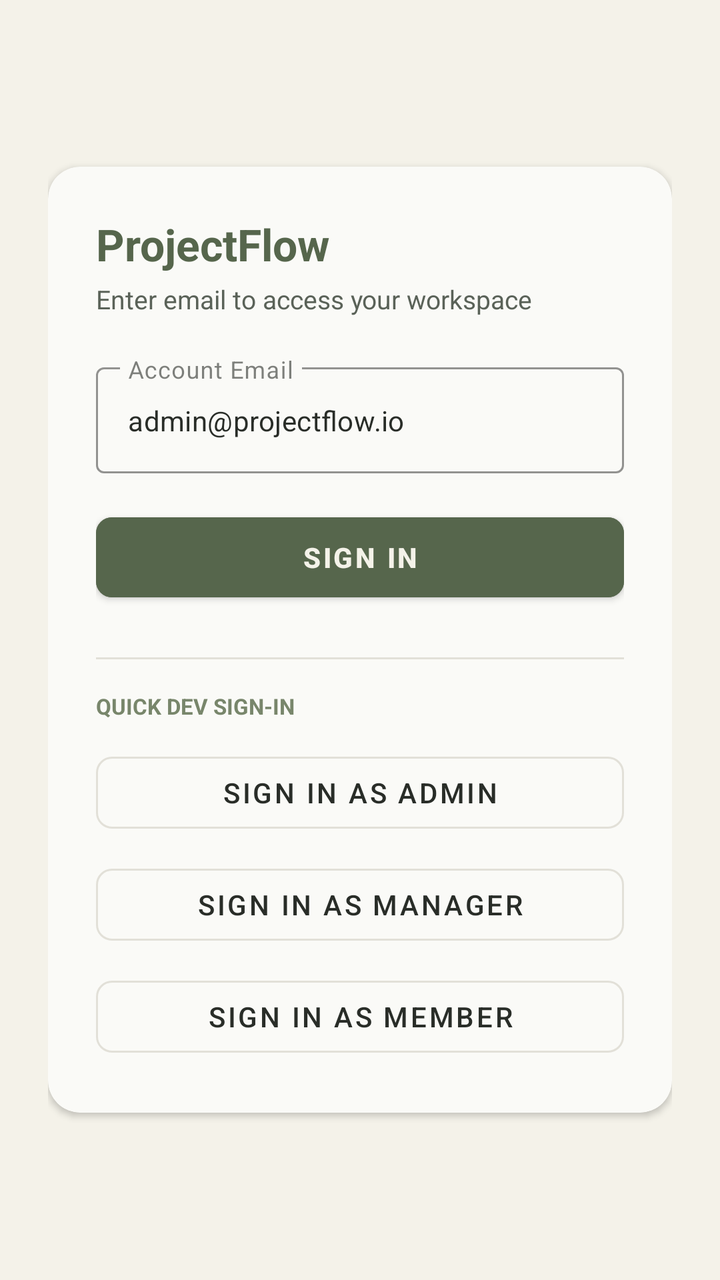
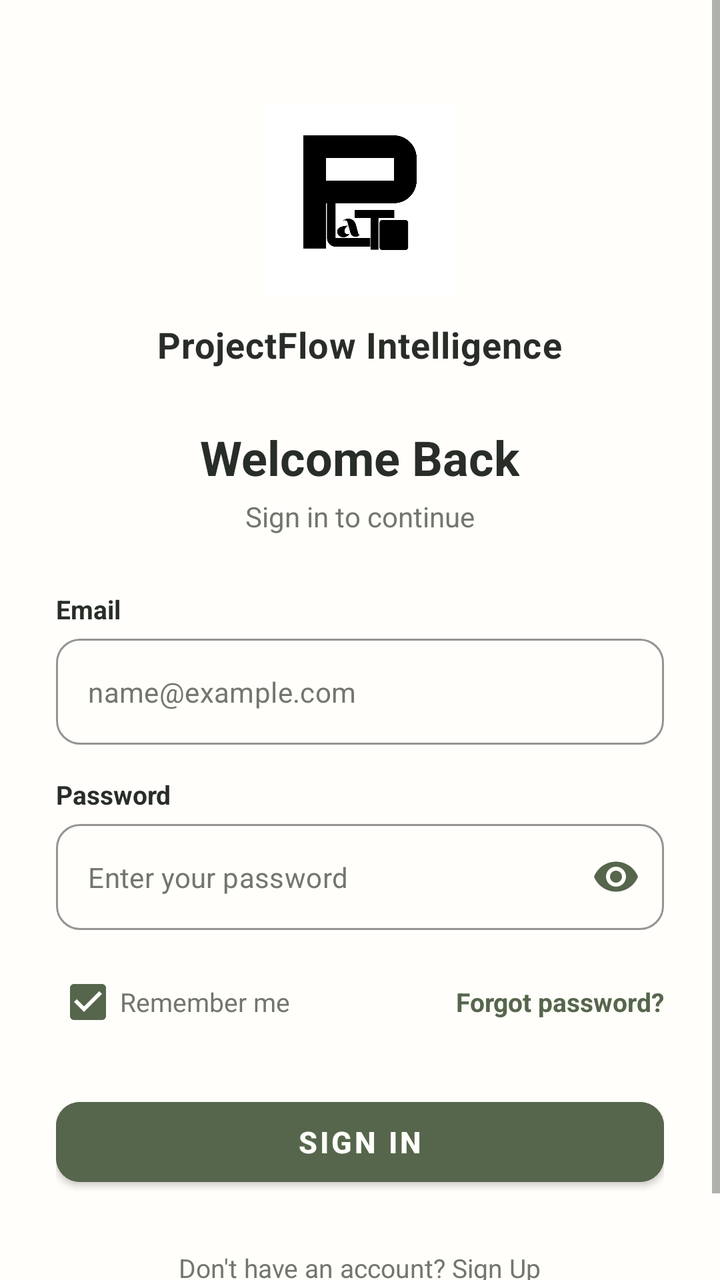

An Android layout rendered at two revisions. The XML below is the earlier revision; the diff shows what the commit changed to produce the second picture.
<!-- AndroidManifest.xml: application theme Theme.ProjectFlow -->
<!-- res/layout/activity_login.xml -->
<?xml version="1.0" encoding="utf-8"?>
<ScrollView xmlns:android="http://schemas.android.com/apk/res/android"
    xmlns:app="http://schemas.android.com/apk/res-auto"
    android:layout_width="match_parent"
    android:layout_height="match_parent"
    android:background="@color/limestone_ivory"
    android:fillViewport="true">

    <LinearLayout
        android:layout_width="match_parent"
        android:layout_height="wrap_content"
        android:gravity="center"
        android:orientation="vertical"
        android:padding="24dp">

        <androidx.cardview.widget.CardView
            android:layout_width="match_parent"
            android:layout_height="wrap_content"
            app:cardBackgroundColor="@color/warm_white"
            app:cardCornerRadius="16dp"
            app:cardElevation="2dp">

            <LinearLayout
                android:layout_width="match_parent"
                android:layout_height="wrap_content"
                android:orientation="vertical"
                android:padding="24dp">

                <TextView
                    android:layout_width="wrap_content"
                    android:layout_height="wrap_content"
                    android:text="@string/app_name"
                    android:textColor="@color/deep_sage"
                    android:textSize="22sp"
                    android:textStyle="bold" />

                <TextView
                    android:layout_width="wrap_content"
                    android:layout_height="wrap_content"
                    android:layout_marginTop="4dp"
                    android:text="@string/login_desc"
                    android:textColor="@color/muted_slate"
                    android:textSize="13sp" />

                <com.google.android.material.textfield.TextInputLayout
                    android:id="@+id/emailInputLayout"
                    style="@style/Widget.MaterialComponents.TextInputLayout.OutlinedBox"
                    android:layout_width="match_parent"
                    android:layout_height="wrap_content"
                    android:layout_marginTop="20dp"
                    android:hint="Account Email"
                    app:boxStrokeColor="@color/deep_sage"
                    app:hintTextColor="@color/deep_sage">

                    <com.google.android.material.textfield.TextInputEditText
                        android:id="@+id/emailEditText"
                        android:layout_width="match_parent"
                        android:layout_height="wrap_content"
                        android:inputType="textEmailAddress"
                        android:text="admin@projectflow.io"
                        android:textColor="@color/charcoal"
                        android:textSize="14sp" />
                </com.google.android.material.textfield.TextInputLayout>

                <Button
                    android:id="@+id/btnSignIn"
                    android:layout_width="match_parent"
                    android:layout_height="52dp"
                    android:layout_marginTop="16dp"
                    android:backgroundTint="@color/deep_sage"
                    android:text="@string/sign_in"
                    android:textColor="@color/limestone_ivory"
                    android:textStyle="bold"
                    app:cornerRadius="8dp" />

                <View
                    android:layout_width="match_parent"
                    android:layout_height="1dp"
                    android:layout_marginTop="24dp"
                    android:layout_marginBottom="16dp"
                    android:background="@color/stone_border" />

                <TextView
                    android:layout_width="wrap_content"
                    android:layout_height="wrap_content"
                    android:text="QUICK DEV SIGN-IN"
                    android:textColor="@color/mineral_sage"
                    android:textSize="11sp"
                    android:textStyle="bold" />

                <Button
                    android:id="@+id/btnQuickAdmin"
                    style="@style/Widget.MaterialComponents.Button.OutlinedButton"
                    android:layout_width="match_parent"
                    android:layout_height="48dp"
                    android:layout_marginTop="12dp"
                    android:text="@string/quick_admin"
                    android:textColor="@color/charcoal"
                    app:cornerRadius="8dp"
                    app:strokeColor="@color/stone_border" />

                <Button
                    android:id="@+id/btnQuickManager"
                    style="@style/Widget.MaterialComponents.Button.OutlinedButton"
                    android:layout_width="match_parent"
                    android:layout_height="48dp"
                    android:layout_marginTop="8dp"
                    android:text="@string/quick_manager"
                    android:textColor="@color/charcoal"
                    app:cornerRadius="8dp"
                    app:strokeColor="@color/stone_border" />

                <Button
                    android:id="@+id/btnQuickMember"
                    style="@style/Widget.MaterialComponents.Button.OutlinedButton"
                    android:layout_width="match_parent"
                    android:layout_height="48dp"
                    android:layout_marginTop="8dp"
                    android:text="@string/quick_member"
                    android:textColor="@color/charcoal"
                    app:cornerRadius="8dp"
                    app:strokeColor="@color/stone_border" />
            </LinearLayout>
        </androidx.cardview.widget.CardView>
    </LinearLayout>
</ScrollView>
<!-- resources referenced by this layout -->
<resources>
  <color name="charcoal">#292D28</color>
  <color name="deep_sage">#56664C</color>
  <color name="limestone_ivory">#F4F2E9</color>
  <color name="mineral_sage">#78866B</color>
  <color name="muted_slate">#5A6258</color>
  <color name="stone_border">#E2E0D8</color>
  <color name="warm_white">#FAFAF7</color>
  <string name="app_name">ProjectFlow</string>
  <string name="login_desc">Enter email to access your workspace</string>
  <string name="quick_admin">Sign In as Admin</string>
  <string name="quick_manager">Sign In as Manager</string>
  <string name="quick_member">Sign In as Member</string>
  <string name="sign_in">Sign In</string>
  <style name="Theme.ProjectFlow" parent="Theme.MaterialComponents.DayNight.NoActionBar">
          
          <item name="colorPrimary">@color/deep_sage</item>
          <item name="colorPrimaryVariant">@color/deep_sage_dark</item>
          <item name="colorOnPrimary">@color/limestone_ivory</item>
  
          
          <item name="colorSecondary">@color/mineral_sage</item>
          <item name="colorSecondaryVariant">@color/mineral_sage</item>
          <item name="colorOnSecondary">@color/warm_white</item>
  
          
          <item name="android:statusBarColor">@color/warm_white</item>
          <item name="android:windowLightStatusBar">true</item>
  
          
          <item name="android:windowBackground">@color/limestone_ivory</item>
          <item name="colorSurface">@color/warm_white</item>
          <item name="colorOnSurface">@color/charcoal</item>
      </style>
  <color name="deep_sage_dark">#485640</color>
</resources>

<!-- the commit's change to res/layout/activity_login.xml (unified diff, before → after) -->
@@ -3,124 +3,201 @@
     xmlns:app="http://schemas.android.com/apk/res-auto"
     android:layout_width="match_parent"
     android:layout_height="match_parent"
-    android:background="@color/limestone_ivory"
+    android:background="@color/chalk_white"
     android:fillViewport="true">
 
     <LinearLayout
         android:layout_width="match_parent"
         android:layout_height="wrap_content"
-        android:gravity="center"
+        android:gravity="center_horizontal"
         android:orientation="vertical"
-        android:padding="24dp">
-
-        <androidx.cardview.widget.CardView
+        android:padding="28dp">
+
+        
+        <ImageView
+            android:id="@+id/ivLoginLogo"
+            android:layout_width="96dp"
+            android:layout_height="96dp"
+            android:layout_marginTop="24dp"
+            android:contentDescription="@string/brand_name"
+            android:src="@drawable/logo" />
+
+        <TextView
+            android:layout_width="wrap_content"
+            android:layout_height="wrap_content"
+            android:layout_marginTop="12dp"
+            android:letterSpacing="0.02"
+            android:text="@string/brand_name"
+            android:textColor="@color/charcoal"
+            android:textSize="18sp"
+            android:textStyle="bold" />
+
+        <TextView
+            android:layout_width="wrap_content"
+            android:layout_height="wrap_content"
+            android:layout_marginTop="28dp"
+            android:text="@string/welcome_back"
+            android:textColor="@color/charcoal"
+            android:textSize="24sp"
+            android:textStyle="bold" />
+
+        <TextView
+            android:layout_width="wrap_content"
+            android:layout_height="wrap_content"
+            android:layout_marginTop="4dp"
+            android:text="@string/sign_in_to_continue"
+            android:textColor="@color/stone_grey"
+            android:textSize="14sp" />
+
+        
+        <LinearLayout
             android:layout_width="match_parent"
             android:layout_height="wrap_content"
-            app:cardBackgroundColor="@color/warm_white"
-            app:cardCornerRadius="16dp"
-            app:cardElevation="2dp">
-
-            <LinearLayout
-                android:layout_width="match_parent"
-                android:layout_height="wrap_content"
-                android:orientation="vertical"
-                android:padding="24dp">
+            android:layout_marginTop="28dp"
+            android:orientation="vertical">
+
+            <TextView
+                android:layout_width="wrap_content"
+                android:layout_height="wrap_content"
+                android:text="Email"
+                android:textColor="@color/charcoal"
+                android:textSize="13sp"
+                android:textStyle="bold" />
+
+            <com.google.android.material.textfield.TextInputLayout
+                android:id="@+id/emailInputLayout"
+                style="@style/Widget.MaterialComponents.TextInputLayout.OutlinedBox"
+                android:layout_width="match_parent"
+                android:layout_height="wrap_content"
+                android:layout_marginTop="6dp"
+                app:boxCornerRadiusBottomEnd="12dp"
+                app:boxCornerRadiusBottomStart="12dp"
+                app:boxCornerRadiusTopEnd="12dp"
+                app:boxCornerRadiusTopStart="12dp"
+                app:boxStrokeColor="@color/deep_sage"
+                app:hintEnabled="false">
+
+                <com.google.android.material.textfield.TextInputEditText
+                    android:id="@+id/emailEditText"
+                    android:layout_width="match_parent"
+                    android:layout_height="wrap_content"
+                    android:hint="@string/email_hint"
+                    android:inputType="textEmailAddress"
+                    android:textColor="@color/charcoal"
+                    android:textColorHint="@color/stone_grey"
+                    android:textSize="14sp" />
+            </com.google.android.material.textfield.TextInputLayout>
+
+            <TextView
+                android:layout_width="wrap_content"
+                android:layout_height="wrap_content"
+                android:layout_marginTop="16dp"
+                android:text="Password"
+                android:textColor="@color/charcoal"
+                android:textSize="13sp"
+                android:textStyle="bold" />
+
+            <com.google.android.material.textfield.TextInputLayout
+                android:id="@+id/passwordInputLayout"
+                style="@style/Widget.MaterialComponents.TextInputLayout.OutlinedBox"
+                android:layout_width="match_parent"
+                android:layout_height="wrap_content"
+                android:layout_marginTop="6dp"
+                app:boxCornerRadiusBottomEnd="12dp"
+                app:boxCornerRadiusBottomStart="12dp"
+                app:boxCornerRadiusTopEnd="12dp"
+                app:boxCornerRadiusTopStart="12dp"
+                app:boxStrokeColor="@color/deep_sage"
+                app:hintEnabled="false"
+                app:passwordToggleEnabled="true"
+                app:passwordToggleTint="@color/deep_sage">
+
+                <com.google.android.material.textfield.TextInputEditText
+                    android:id="@+id/passwordEditText"
+                    android:layout_width="match_parent"
+                    android:layout_height="wrap_content"
+                    android:hint="@string/password_hint"
+                    android:inputType="textPassword"
+                    android:textColor="@color/charcoal"
+                    android:textColorHint="@color/stone_grey"
+                    android:textSize="14sp" />
+            </com.google.android.material.textfield.TextInputLayout>
+
+            
+            <RelativeLayout
+                android:layout_width="match_parent"
+                android:layout_height="wrap_content"
+                android:layout_marginTop="12dp">
+
+                <CheckBox
+                    android:id="@+id/cbRememberMe"
+                    android:layout_width="wrap_content"
+                    android:layout_height="wrap_content"
+                    android:layout_alignParentStart="true"
+                    android:buttonTint="@color/deep_sage"
+                    android:checked="true"
+                    android:text="@string/remember_me"
+                    android:textColor="@color/stone_grey"
+                    android:textSize="13sp" />
 
                 <TextView
+                    android:id="@+id/tvForgotPassword"
                     android:layout_width="wrap_content"
                     android:layout_height="wrap_content"
-                    android:text="@string/app_name"
+                    android:layout_alignParentEnd="true"
+                    android:layout_centerVertical="true"
+                    android:text="@string/forgot_password"
                     android:textColor="@color/deep_sage"
-                    android:textSize="22sp"
+                    android:textSize="13sp"
                     android:textStyle="bold" />
-
-                <TextView
-                    android:layout_width="wrap_content"
-                    android:layout_height="wrap_content"
-                    android:layout_marginTop="4dp"
-                    android:text="@string/login_desc"
-                    android:textColor="@color/muted_slate"
-                    android:textSize="13sp" />
-
-                <com.google.android.material.textfield.TextInputLayout
-                    android:id="@+id/emailInputLayout"
-                    style="@style/Widget.MaterialComponents.TextInputLayout.OutlinedBox"
-                    android:layout_width="match_parent"
-                    android:layout_height="wrap_content"
-                    android:layout_marginTop="20dp"
-                    android:hint="Account Email"
-                    app:boxStrokeColor="@color/deep_sage"
-                    app:hintTextColor="@color/deep_sage">
-
-                    <com.google.android.material.textfield.TextInputEditText
-                        android:id="@+id/emailEditText"
-                        android:layout_width="match_parent"
-                        android:layout_height="wrap_content"
-                        android:inputType="textEmailAddress"
-                        android:text="admin@projectflow.io"
-                        android:textColor="@color/charcoal"
-                        android:textSize="14sp" />
-                </com.google.android.material.textfield.TextInputLayout>
-
-                <Button
-                    android:id="@+id/btnSignIn"
-                    android:layout_width="match_parent"
-                    android:layout_height="52dp"
-                    android:layout_marginTop="16dp"
-                    android:backgroundTint="@color/deep_sage"
-                    android:text="@string/sign_in"
-                    android:textColor="@color/limestone_ivory"
-                    android:textStyle="bold"
-                    app:cornerRadius="8dp" />
-
-                <View
-                    android:layout_width="match_parent"
-                    android:layout_height="1dp"
-                    android:layout_marginTop="24dp"
-                    android:layout_marginBottom="16dp"
-                    android:background="@color/stone_border" />
-
-                <TextView
-                    android:layout_width="wrap_content"
-                    android:layout_height="wrap_content"
-                    android:text="QUICK DEV SIGN-IN"
-                    android:textColor="@color/mineral_sage"
-                    android:textSize="11sp"
-                    android:textStyle="bold" />
-
-                <Button
-                    android:id="@+id/btnQuickAdmin"
-                    style="@style/Widget.MaterialComponents.Button.OutlinedButton"
-                    android:layout_width="match_parent"
-                    android:layout_height="48dp"
-                    android:layout_marginTop="12dp"
-                    android:text="@string/quick_admin"
-                    android:textColor="@color/charcoal"
-                    app:cornerRadius="8dp"
-                    app:strokeColor="@color/stone_border" />
-
-                <Button
-                    android:id="@+id/btnQuickManager"
-                    style="@style/Widget.MaterialComponents.Button.OutlinedButton"
-                    android:layout_width="match_parent"
-                    android:layout_height="48dp"
-                    android:layout_marginTop="8dp"
-                    android:text="@string/quick_manager"
-                    android:textColor="@color/charcoal"
-                    app:cornerRadius="8dp"
-                    app:strokeColor="@color/stone_border" />
-
-                <Button
-                    android:id="@+id/btnQuickMember"
-                    style="@style/Widget.MaterialComponents.Button.OutlinedButton"
-                    android:layout_width="match_parent"
-                    android:layout_height="48dp"
-                    android:layout_marginTop="8dp"
-                    android:text="@string/quick_member"
-                    android:textColor="@color/charcoal"
-                    app:cornerRadius="8dp"
-                    app:strokeColor="@color/stone_border" />
-            </LinearLayout>
-        </androidx.cardview.widget.CardView>
+            </RelativeLayout>
+
+            
+            <Button
+                android:id="@+id/btnSignIn"
+                android:layout_width="match_parent"
+                android:layout_height="52dp"
+                android:layout_marginTop="20dp"
+                android:backgroundTint="@color/deep_sage"
+                android:text="@string/sign_in"
+                android:textColor="@color/chalk_white"
+                android:textSize="15sp"
+                android:textStyle="bold"
+                app:cornerRadius="12dp" />
+
+            <ProgressBar
+                android:id="@+id/progressBar"
+                android:layout_width="wrap_content"
+                android:layout_height="wrap_content"
+                android:layout_gravity="center_horizontal"
+                android:layout_marginTop="12dp"
+                android:indeterminateTint="@color/deep_sage"
+                android:visibility="gone" />
+
+            <TextView
+                android:id="@+id/tvError"
+                android:layout_width="wrap_content"
+                android:layout_height="wrap_content"
+                android:layout_gravity="center_horizontal"
+                android:layout_marginTop="8dp"
+                android:textColor="@color/alert_red"
+                android:textSize="13sp"
+                android:visibility="gone" />
+
+            
+            <TextView
+                android:id="@+id/tvSignUp"
+                android:layout_width="wrap_content"
+                android:layout_height="wrap_content"
+                android:layout_gravity="center_horizontal"
+                android:layout_marginTop="28dp"
+                android:layout_marginBottom="16dp"
+                android:text="@string/dont_have_account"
+                android:textColor="@color/stone_grey"
+                android:textSize="13sp" />
+
+        </LinearLayout>
+
     </LinearLayout>
+
 </ScrollView>
<!-- resource entries referenced after the edit -->
@@ -1,18 +1,22 @@
 <!-- resources referenced by this layout -->
 <resources>
+  <color name="alert_red">#C84B31</color>
+  <color name="chalk_white">#FFFEFA</color>
   <color name="charcoal">#292D28</color>
   <color name="deep_sage">#56664C</color>
+  <color name="stone_grey">#73766D</color>
+  <!-- drawable logo: jpg bitmap (drawable, 22788 bytes) -->
+  <string name="brand_name">ProjectFlow Intelligence</string>
+  <string name="dont_have_account">Don\'t have an account? Sign Up</string>
+  <string name="email_hint">name@example.com</string>
+  <string name="forgot_password">Forgot password?</string>
+  <string name="password_hint">Enter your password</string>
+  <string name="remember_me">Remember me</string>
   <color name="limestone_ivory">#F4F2E9</color>
   <color name="mineral_sage">#78866B</color>
-  <color name="muted_slate">#5A6258</color>
-  <color name="stone_border">#E2E0D8</color>
-  <color name="warm_white">#FAFAF7</color>
-  <string name="app_name">ProjectFlow</string>
-  <string name="login_desc">Enter email to access your workspace</string>
-  <string name="quick_admin">Sign In as Admin</string>
-  <string name="quick_manager">Sign In as Manager</string>
-  <string name="quick_member">Sign In as Member</string>
   <string name="sign_in">Sign In</string>
+  <string name="sign_in_to_continue">Sign in to continue</string>
+  <string name="welcome_back">Welcome Back</string>
   <style name="Theme.ProjectFlow" parent="Theme.MaterialComponents.DayNight.NoActionBar">
           
           <item name="colorPrimary">@color/deep_sage</item>
@@ -22,16 +26,15 @@
           
           <item name="colorSecondary">@color/mineral_sage</item>
           <item name="colorSecondaryVariant">@color/mineral_sage</item>
-          <item name="colorOnSecondary">@color/warm_white</item>
+          <item name="colorOnSecondary">@color/chalk_white</item>
   
           
-          <item name="android:statusBarColor">@color/warm_white</item>
+          <item name="android:statusBarColor">@color/chalk_white</item>
           <item name="android:windowLightStatusBar">true</item>
   
           
           <item name="android:windowBackground">@color/limestone_ivory</item>
-          <item name="colorSurface">@color/warm_white</item>
-          <item name="colorOnSurface">@color/charcoal</item>
+          <item name="colorSurface">@color/chalk_white</item>
       </style>
   <color name="deep_sage_dark">#485640</color>
 </resources>
